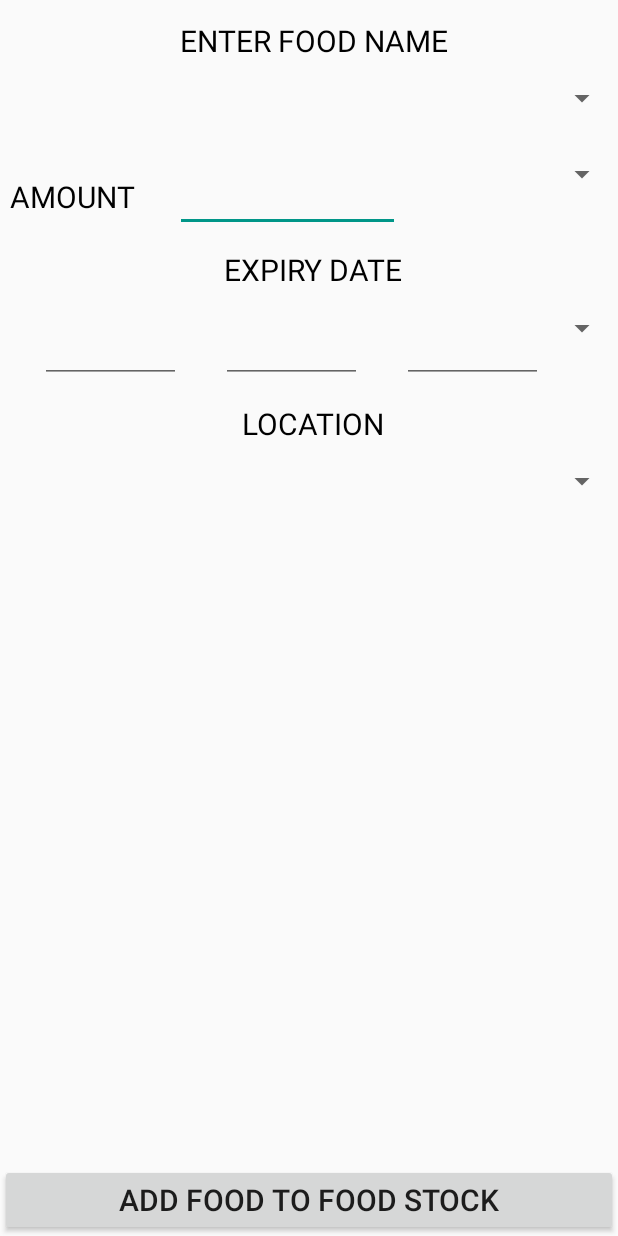
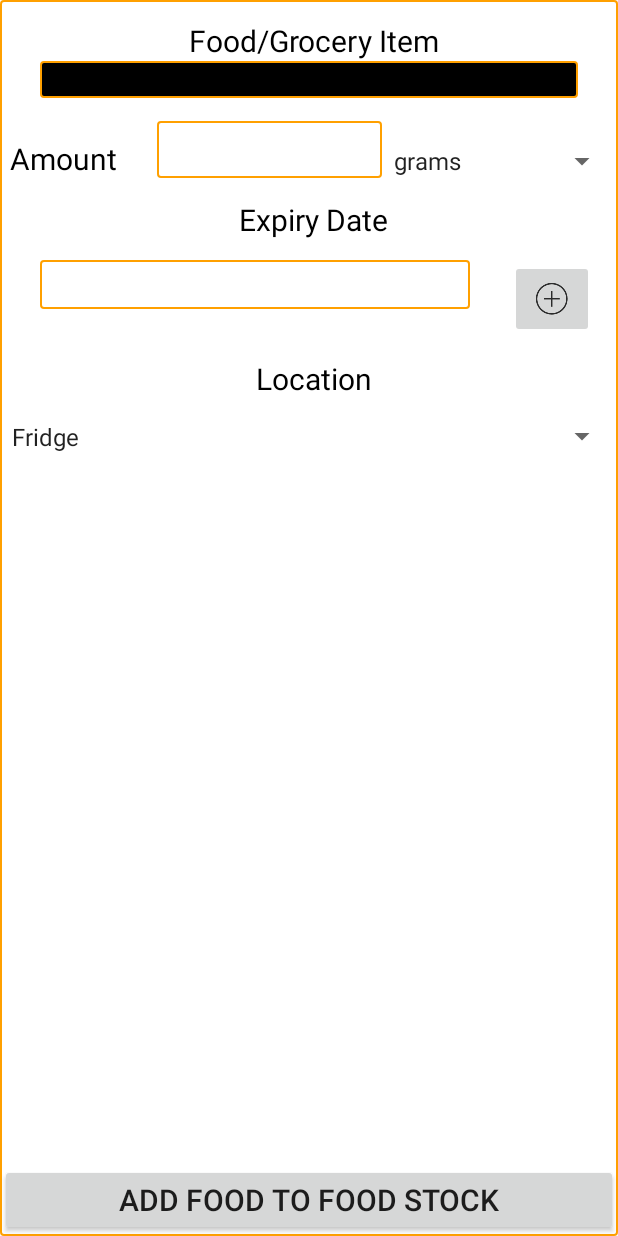
Before and after one commit to strebelr/FridgeManager, an Android app: the layout activity_add_food.xml on its own in the app's theme, with its tools: preview values and no code run, on a phone screen of 412 x 824 dp. Run offline under Robolectric (Android 15) with nearby library versions, the phone set to English and light mode, and no system bars.

Commit message:
Changes made for add Food to Food Stock. Still to be modified is the expiry date format which I'm not sure what is. I have tests on the ui-design branch for now.

```diff
--- a/app/src/main/AndroidManifest.xml
+++ b/app/src/main/AndroidManifest.xml
@@ -33,6 +33,9 @@
             android:screenOrientation="portrait"
             ></activity>
 
+        <activity android:name=".Activity.addFoodToFoodStock"
+        android:label="@string/add_food" />
+
         /* Alarms */
         <activity android:name=".Notification.Alert_Activity"/>
         <receiver android:name=".Notification.AlertReceiver"/>
--- a/app/src/main/java/com/cpen321/fridgemanager/Activity/MainMenu.java
+++ b/app/src/main/java/com/cpen321/fridgemanager/Activity/MainMenu.java
@@ -110,4 +110,10 @@ public class MainMenu extends AppCompatActivity {
         startActivity(intent);
     }
 
+    public void addFoodToFoodStock(View view){
+        Intent intent = new Intent(this, addFoodToFoodStock.class);
+        intent.putExtra(EXTRA_MESSAGE, message);
+        startActivity(intent);
+    }
+
 }
--- /dev/null
+++ b/app/src/main/res/drawable/container_border.xml
@@ -0,0 +1,21 @@
+<?xml version="1.0" encoding="utf-8"?>
+<shape xmlns:android="http://schemas.android.com/apk/res/android"
+    android:shape="rectangle" >
+
+    <!-- view background color -->
+    <solid
+        android:color="@color/textColorPrimary" >
+    </solid>
+
+    <!-- view border color and width -->
+    <stroke
+        android:width="1dp"
+        android:color="@color/colorPrimaryDark" >
+    </stroke>
+
+    <!-- The radius makes the corners rounded -->
+    <corners
+        android:radius="2dp"   >
+    </corners>
+
+</shape>
--- /dev/null
+++ b/app/src/main/res/drawable/field_input_border.xml
@@ -0,0 +1,21 @@
+<?xml version="1.0" encoding="utf-8"?>
+<shape xmlns:android="http://schemas.android.com/apk/res/android"
+    android:shape="rectangle" >
+
+    <!-- view background color -->
+    <solid
+        android:color="@color/common_google_signin_btn_text_dark" >
+    </solid>
+
+    <!-- view border color and width -->
+    <stroke
+        android:width="1dp"
+        android:color="@color/colorPrimaryDark" >
+    </stroke>
+
+    <!-- The radius makes the corners rounded -->
+    <corners
+        android:radius="2dp"   >
+    </corners>
+
+</shape>
--- a/app/src/main/res/layout/activity_add_food.xml
+++ b/app/src/main/res/layout/activity_add_food.xml
@@ -5,6 +5,7 @@
     android:layout_height="fill_parent"
     android:layout_gravity="center"
     android:orientation="vertical"
+    android:background="@drawable/container_border"
     android:weightSum="1">
 
     <TextView
@@ -17,13 +18,17 @@
         android:textColorHighlight="@android:color/primary_text_dark"
         android:layout_centerVertical="true"
         android:textSize="20dp"
-        android:text="ENTER FOOD NAME" />
+        android:text="Food/Grocery Item" />
 
 
-    <Spinner
-        android:id="@+id/spinner1_for_foodname"
-        android:layout_width="match_parent"
-        android:layout_height="50dp"
+    <AutoCompleteTextView
+        android:layout_width="fill_parent"
+        android:layout_height="wrap_content"
+        android:layout_marginLeft="40px"
+        android:layout_marginRight="40px"
+        android:id="@+id/addFoodName"
+        android:background="@drawable/field_input_border"
+        android:inputType="text"
 
         />
 
@@ -44,17 +49,21 @@
             android:textColorHighlight="@android:color/primary_text_dark"
             android:layout_centerVertical="true"
             android:textSize="20dp"
-            android:text="AMOUNT" />
+            android:text="Amount" />
 
         <EditText
             android:layout_width="150dp"
             android:layout_height="wrap_content"
             android:layout_marginLeft="40px"
             android:paddingTop="20px"
+            android:inputType="number"
+            android:background="@drawable/field_input_border"
+            android:id="@+id/amounttext"
              />
 
         <Spinner
-            android:id="@+id/spinner1_for_amount"
+            android:id="@+id/amountspinner"
+            android:entries="@array/amount"
             android:layout_width="match_parent"
             android:layout_height="wrap_content"
             android:popupBackground="@android:color/transparent"
@@ -72,7 +81,7 @@
         android:textColorHighlight="@android:color/primary_text_dark"
         android:layout_centerVertical="true"
         android:textSize="20dp"
-        android:text="EXPIRY DATE" />
+        android:text="Expiry Date" />
 
     <LinearLayout
         android:layout_width="fill_parent"
@@ -81,38 +90,51 @@
         android:paddingTop="20px"
         >
 
-        <EditText
-            android:layout_width="wrap_content"
+        <LinearLayout
+
             android:layout_height="wrap_content"
-            android:layout_gravity="center_horizontal"
+            android:orientation="vertical"
+            android:layout_width="0dp"
+            android:layout_weight="4"
             android:layout_marginLeft="40px"
-            android:layout_weight="0.50"
-            android:paddingTop="20px" />
+            android:layout_marginRight="40px"
+            android:gravity="bottom"
+            android:background="@drawable/field_input_border"
+            android:paddingTop="20px"
+            >
 
-        <EditText
-            android:layout_width="wrap_content"
-            android:layout_height="wrap_content"
-            android:layout_gravity="center_horizontal"
-            android:layout_marginLeft="40px"
-            android:layout_weight="0.50"
-            android:paddingTop="20px" />
+            <TextView
+                android:id="@+id/expiry_date"
+                android:layout_marginLeft="40px"
+                android:layout_marginRight="40px"
+                android:layout_width="wrap_content"
+                android:background="@drawable/field_input_border"
+                android:layout_height="wrap_content" />
 
 
 
-        <EditText
-            android:layout_width="wrap_content"
+         </LinearLayout>
+
+        <LinearLayout
             android:layout_height="wrap_content"
-            android:layout_gravity="center_horizontal"
-            android:layout_marginLeft="40px"
-            android:layout_weight="0.50"
-            android:paddingTop="20px" />
+            android:orientation="vertical"
+            android:gravity="top"
+            android:layout_width="0dp"
+            android:layout_weight="1"
+            >
 
-        <Spinner
-            android:id="@+id/spinner1_for_expiry_date"
-            android:layout_width="50dp"
-            android:layout_height="wrap_content"
-            android:popupBackground="@android:color/transparent"
-            />
+            <ImageButton
+                    android:id="@+id/btn1"
+                    android:layout_width="wrap_content"
+                    android:layout_height="wrap_content"
+                    android:text="Pick Date"
+                    android:src="@drawable/ic_plus"
+                    android:onClick="showDatePickerDialog"
+                    android:layout_centerVertical="true"
+                    android:layout_alignParentLeft="true"
+                    android:layout_alignParentStart="true" />
+        </LinearLayout>
+
 
     </LinearLayout>
 
@@ -126,13 +148,14 @@
         android:textColorHighlight="@android:color/primary_text_dark"
         android:layout_centerVertical="true"
         android:textSize="20dp"
-        android:text="LOCATION" />
+        android:text="Location" />
 
 
     <Spinner
         android:id="@+id/spinner1_for_location"
         android:layout_width="match_parent"
         android:layout_height="50dp"
+        android:entries="@array/locations"
 
         />
 
@@ -146,8 +169,9 @@
         android:layout_width="match_parent"
         android:layout_height="wrap_content"
         android:text="ADD FOOD TO FOOD STOCK"
-        android:id="@+id/button"
+        android:id="@+id/button_add_to_food_stock"
         android:textSize="20dp" />
     ... />
-        </LinearLayout>
+
+    </LinearLayout>
 </LinearLayout>
--- a/app/src/main/res/layout/activity_main_menu.xml
+++ b/app/src/main/res/layout/activity_main_menu.xml
@@ -64,6 +64,7 @@
         android:layout_gravity="top|end"
         android:tint="@color/navigationBarColor"
         app:backgroundTint="@color/colorPrimary"
+        android:onClick="addFoodToFoodStock"
         app:elevation="0dp" />
 
 </android.support.design.widget.CoordinatorLayout>
--- a/app/src/main/res/values/strings.xml
+++ b/app/src/main/res/values/strings.xml
@@ -26,4 +26,19 @@
     <string name="add_one_item">Add</string>
     <string name="add_all">Add all</string>
     <string name="try_again">Try again</string>
+    <string-array name="amount">
+        <item>grams</item>
+        <item>kilograms</item>
+        <item>pounds</item>
+        <item>servings</item>
+    </string-array>
+    <string-array name="locations">
+        <item>Fridge</item>
+        <item>Freezer</item>
+        <item>Pantry</item>
+    </string-array>
+    <string name="add_one_item">Add</string>
+    <string name="add_all">Add all</string>
+    <string name="try_again">Try again</string>
+    <string name="add_food">Add Food</string>
 </resources>
```
Also changed, not shown: app/src/main/java/com/cpen321/fridgemanager/Activity/addFoodToFoodStock.java (added, +168 -0 lines), app/src/main/java/com/cpen321/fridgemanager/Activity/addFoodToFoodStockDatePicker.java (added, +59 -0 lines).
